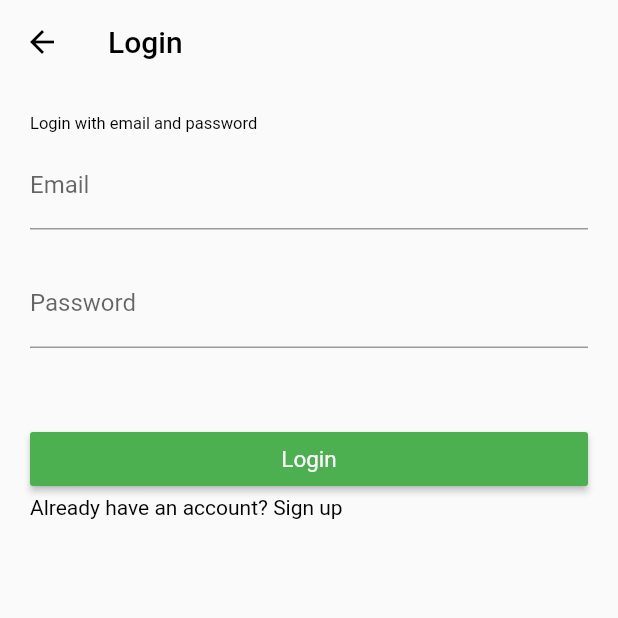
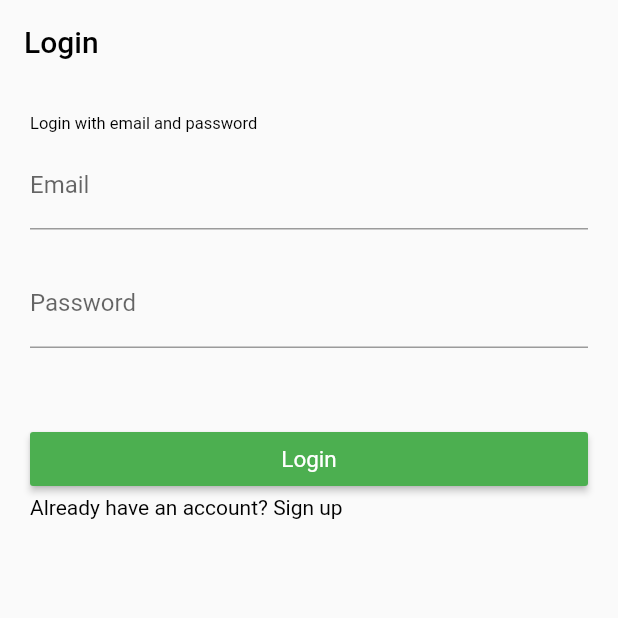
Before and after one commit to etichisom/googlrbooks, a Flutter app: the Setting screen opened directly, after a tap on "Logout", on a phone screen of 412 x 824 dp, the top half of it. Run offline on Flutter 3.47's test engine with Material 2 defaults, Android fonts, the light colour scheme and no system bars; our stand-ins replace cloud_firestore, firebase_auth, firebase_core, fluttertoast, google_fonts; accounts and stored records are empty; network calls fail.

Commit message:
first commit

```diff
--- a/lib/bloc/authbloc.dart
+++ b/lib/bloc/authbloc.dart
@@ -3,8 +3,9 @@ import 'package:flutter/cupertino.dart';
 class Authbloc extends ChangeNotifier{
   String Uid;
 
-  Set(String id){
+  Future<dynamic> Set(String id)async{
     Uid=id;
     notifyListeners();
+    return true;
   }
 }
--- a/lib/component/bookcard.dart
+++ b/lib/component/bookcard.dart
@@ -26,7 +26,7 @@ Widget bookcard(Item item,int index,BuildContext context) {
             padding: EdgeInsets.only(bottom:10,top:10,left: 10,right: 10),
             child: Row(
               children: [
-               // Image.network(item.volumeInfo.imageLinks.thumbnail),
+               Image.network(item.volumeInfo.imageLinks.thumbnail),
                 Expanded(
                   flex: 3,
                   child: Container(
--- a/lib/component/textfeild.dart
+++ b/lib/component/textfeild.dart
@@ -1,7 +1,8 @@
 import 'package:flutter/material.dart';
 
-Widget field(TextEditingController controller,String s){
+Widget field(TextEditingController controller,String s,{bool secure =false}){
   return TextFormField(
+    obscureText: secure,
     controller: controller,
     decoration: InputDecoration(
       labelText: s
--- a/lib/main.dart
+++ b/lib/main.dart
@@ -29,12 +29,10 @@ void main() async{
 class MyApp extends StatelessWidget {
   @override
   Widget build(BuildContext context) {
-    Themebloc themebloc = Provider.of<Themebloc>(context);
     return MaterialApp(
       title: 'Google books',
       debugShowCheckedModeBanner: false,
-      theme:themebloc.data,
-      home: Splash(),
+      home: Login(),
     );
   }
 }
--- a/lib/ui/auth/login.dart
+++ b/lib/ui/auth/login.dart
@@ -19,10 +19,18 @@ class Login extends StatefulWidget {
 class _LoginState extends State<Login> {
   TextEditingController email = TextEditingController();
   TextEditingController password = TextEditingController();
+  bool apicall = false;
+  stop(){setState(() {apicall=false;});}
+  start(){setState(() {apicall=true;});}
+
   @override
   Widget build(BuildContext context) {
     Authbloc authbloc = Provider.of<Authbloc>(context);
-    return Scaffold(
+    return GestureDetector(
+      onTap: (){
+        FocusScope.of(context).unfocus();
+      },
+      child: Scaffold(
         appBar: appbar(context, 'Login'),
         body: Padding(
           padding: const EdgeInsets.all(20.0),
@@ -35,7 +43,7 @@ class _LoginState extends State<Login> {
               SizedBox(height: 20,),
               field(password, 'Password'),
               SizedBox(height: 50,),
-            button((){
+              apicall?Loadbutton():button((){
                 signin(context,authbloc);
               }, 'Login'),
               GestureDetector(
@@ -46,16 +54,28 @@ class _LoginState extends State<Login> {
             ],
           ),
         ),
+      ),
     );
+  }
+  @override
+  void dispose() {
+    // TODO: implement dispose
+    super.dispose();
+    email.dispose();
+    password.dispose();
   }
 
   void signin(BuildContext context,Authbloc authbloc) {
+    start();
     Authservice().emaillogin(email.text.trim(), password.text.trim()).
     then((value){
+      stop();
       if(value != null){
-        authbloc.Set(value.user.uid);
-        nav(context, Bnav(),remove: true);
+        authbloc.Set(value.user.uid).then((value) {
+          Navigator.pushReplacement(context, MaterialPageRoute(builder: (context)=>Bnav()));
+        });
+
       }
-    });
+    }).catchError((e){stop();});
   }
 }
--- a/lib/ui/views/home.dart
+++ b/lib/ui/views/home.dart
@@ -31,16 +31,16 @@ class _HomeState extends State<Home> {
     return Scaffold(
      body: SafeArea(
          child: Padding(
-           padding: const EdgeInsets.all(24.0),
+           padding: EdgeInsets.only(top: 20,left: 20,right: 20),
            child: Column(
              crossAxisAlignment: CrossAxisAlignment.start,
              children: [
-              text('Explore Thousand of books on the go', 27,isbold: true),
+              text('Explore Thousand of books on the go', 25,isbold: true),
                SizedBox(height: 20,),
                searchfield(_textEditingController,'search for books...',_bookbloc),
                SizedBox(height: 20,),
                text('Famous Books', 20,isbold: true),
-               SizedBox(height: 30,),
+               SizedBox(height: 20,),
                _bookbloc.books==null?CupertinoActivityIndicator():
                Expanded(
                  child: Container(
--- a/lib/ui/views/settings.dart
+++ b/lib/ui/views/settings.dart
@@ -19,8 +19,10 @@ class Setting extends StatelessWidget {
         children: [
           ListTile(
             onTap: (){
-              FirebaseAuth.instance.signOut();
-              nav(context, Login());
+              FirebaseAuth.instance.signOut().then((value) {
+                Navigator.pushAndRemoveUntil(context, CupertinoPageRoute(
+                    builder: (context) => Login()), (route) => false);
+              });
             },
             title: Text('Logout'),
             trailing: Icon(Icons.login),
```
Also changed, not shown: lib/animation/slideinanimation.dart (added, +41 -0 lines), lib/component/button.dart (+7 -0 lines), lib/ui/auth/resister.dart (+25 -6 lines), lib/ui/onboarding/splash.dart (+9 -3 lines). Lines whose indentation alone changed are shown as unchanged.
